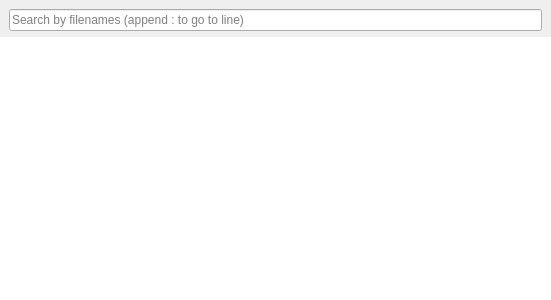
This is src/gui/palette.ui in KDAB/knut as Qt 5 draws it before an edit. The edited form follows.
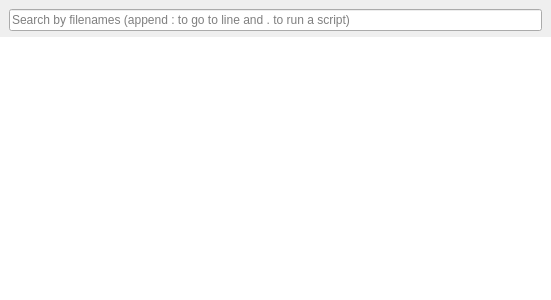
This is the edited form.

Commit message:
Add run script command to the palette
Also read the script to extract the first line as a description, if it's
a comment.

Diff of the .ui file:
```diff
--- a/src/gui/palette.ui
+++ b/src/gui/palette.ui
@@ -43,7 +43,7 @@
      <item>
       <widget class="QLineEdit" name="lineEdit">
        <property name="placeholderText">
-        <string>Search by filenames (append : to go to line)</string>
+        <string>Search by filenames (append : to go to line and . to run a script)</string>
        </property>
        <property name="clearButtonEnabled">
         <bool>true</bool>
```
The commit also changes 4 other files.
